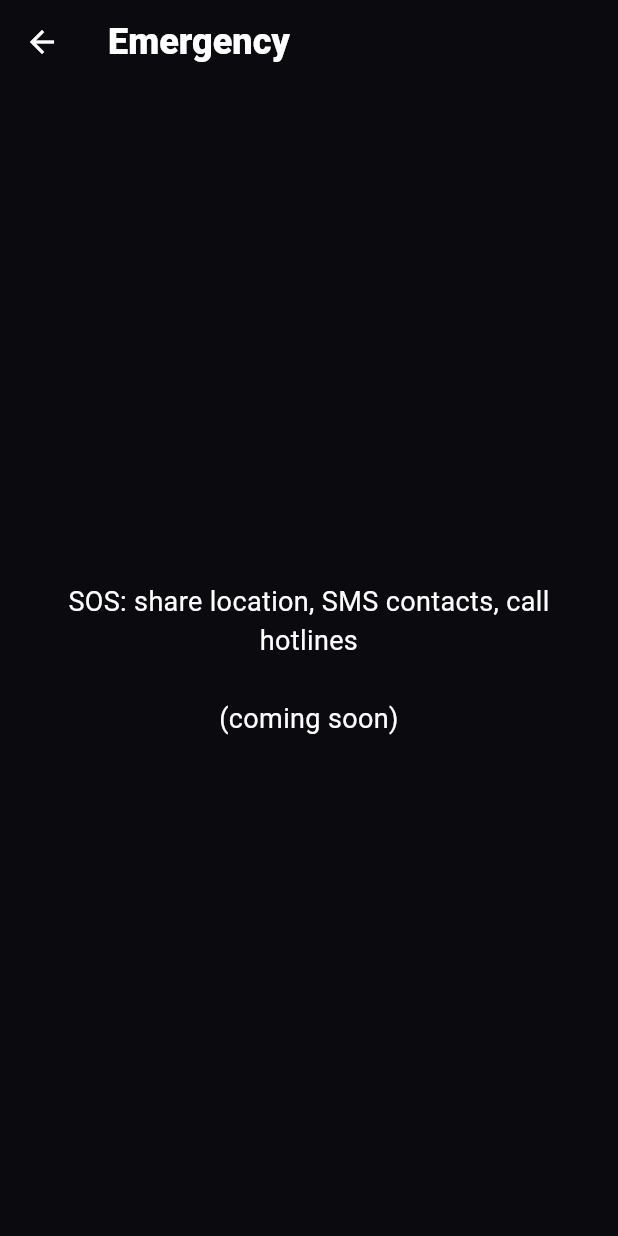
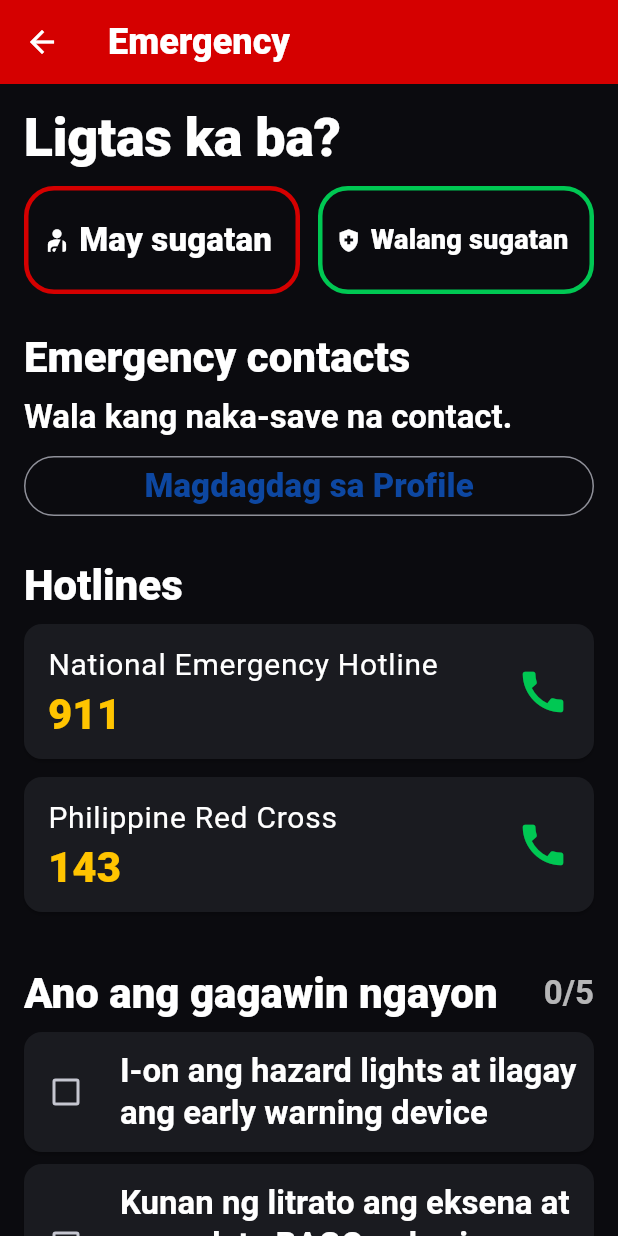
Before and after one commit to Johnn316/biyahebuddy-ph, a Flutter app: the EmergencyScreen screen opened by its route, on a phone screen of 412 x 824 dp. Run offline on Flutter 3.47's test engine with Material 3 defaults, Android fonts, the phone set to English and light mode, and no system bars; our stand-ins replace flutter_riverpod, go_router, qr_flutter, shared_preferences; accounts and stored records are empty.

Commit message:
feat(emergency): safety check, 911, contacts SMS with GPS, hotlines, checklist, medical card, QR exchange
Co-Authored-By: Claude Opus 5.5 <noreply@anthropic.com>

```diff
--- /dev/null
+++ b/lib/features/emergency/controllers/emergency_controller.dart
@@ -0,0 +1,64 @@
+import 'dart:async';
+
+import 'package:flutter_riverpod/flutter_riverpod.dart';
+
+import '../../../core/contracts/contracts.dart';
+import '../../../core/di/providers.dart';
+
+/// "Ligtas ka ba?" answer: true = may sugatan, false = walang sugatan,
+/// null = not answered yet.
+final injuredProvider = StateProvider.autoDispose<bool?>((ref) => null);
+
+/// Ticked items (indexes into [emergencyChecklist]).
+final checklistProvider = StateProvider.autoDispose<Set<int>>((ref) => {});
+
+const emergencyChecklist = [
+  'I-on ang hazard lights at ilagay ang early warning device',
+  'Kunan ng litrato ang eksena at mga plate BAGO galawin ang sasakyan',
+  'Kunin ang lisensya, plate no., at insurer ng kabilang driver',
+  'Huwag pumirma o umamin ng kasalanan on the spot',
+  'Kumuha ng police report',
+];
+
+final emergencyHotlinesProvider = FutureProvider.autoDispose<List<Hotline>>(
+  (ref) => ref.watch(hotlineRepositoryProvider).forZone(null),
+);
+
+/// SOS SMS text. Status sentence is left out until "Ligtas ka ba?" is answered.
+String buildSosMessage(({double lat, double lng})? location, bool? injured) {
+  final where = location == null
+      ? 'Lokasyon: hindi makuha ang GPS.'
+      : 'Lokasyon: https://maps.google.com/?q='
+            '${location.lat.toStringAsFixed(6)},'
+            '${location.lng.toStringAsFixed(6)}.';
+  final status = switch (injured) {
+    true => ' May sugatan',
+    false => ' Ligtas ako',
+    null => '',
+  };
+  return 'Naaksidente ako. $where$status';
+}
+
+/// Sends the SOS text (with GPS) to one or more emergency contacts.
+class SosSmsController extends AutoDisposeAsyncNotifier<void> {
+  @override
+  FutureOr<void> build() {}
+
+  /// Returns true on success.
+  Future<bool> send(List<EmergencyContact> contacts) async {
+    if (contacts.isEmpty || state.isLoading) return false;
+    final injured = ref.read(injuredProvider);
+    final sos = ref.read(sosServiceProvider);
+    state = const AsyncLoading();
+    state = await AsyncValue.guard(() async {
+      final location = await sos.currentLocation();
+      await sos.smsContacts(contacts, buildSosMessage(location, injured));
+    });
+    return !state.hasError;
+  }
+}
+
+final sosSmsControllerProvider =
+    AsyncNotifierProvider.autoDispose<SosSmsController, void>(
+      SosSmsController.new,
+    );
--- a/lib/features/emergency/screens/emergency_screen.dart
+++ b/lib/features/emergency/screens/emergency_screen.dart
@@ -1,29 +1,61 @@
 import 'package:flutter/material.dart';
+import 'package:flutter_riverpod/flutter_riverpod.dart';
 import 'package:go_router/go_router.dart';
 
+import '../../../core/di/providers.dart';
 import '../../../core/router/app_router.dart';
+import '../../../core/theme/app_theme.dart';
+import '../widgets/checklist_section.dart';
+import '../widgets/contacts_section.dart';
+import '../widgets/hotlines_section.dart';
+import '../widgets/medical_card.dart';
+import '../widgets/safety_check.dart';
+import 'qr_exchange_screen.dart';
 
-// PLACEHOLDER — SOS: share location, SMS contacts, call hotlines.
-class EmergencyScreen extends StatelessWidget {
+/// Opens in one tap from Home, no confirm dialog.
+/// Order: Ligtas ka ba → (911) → contacts → hotlines → checklist → medical → QR.
+class EmergencyScreen extends ConsumerWidget {
   const EmergencyScreen({super.key});
 
   @override
-  Widget build(BuildContext context) {
+  Widget build(BuildContext context, WidgetRef ref) {
+    final profile = ref.watch(profileProvider).valueOrNull;
+
     return Scaffold(
       appBar: AppBar(
+        backgroundColor: AppColors.emergency,
+        foregroundColor: Colors.white,
         leading: BackButton(
           onPressed: () =>
               context.canPop() ? context.pop() : context.go(Routes.home),
         ),
         title: const Text('Emergency'),
       ),
-      body: const Center(
-        child: Padding(
-          padding: EdgeInsets.all(24),
-          child: Text(
-            'SOS: share location, SMS contacts, call hotlines\n\n(coming soon)',
-            textAlign: TextAlign.center,
-          ),
+      body: SafeArea(
+        top: false,
+        child: ListView(
+          padding: const EdgeInsets.fromLTRB(16, 16, 16, 32),
+          children: [
+            const SafetyCheck(),
+            ContactsSection(contacts: profile?.contacts ?? const []),
+            const HotlinesSection(),
+            const ChecklistSection(),
+            if (profile != null) ...[
+              MedicalCard(profile: profile),
+              const SizedBox(height: 24),
+              FilledButton.icon(
+                key: const Key('open-qr'),
+                style: FilledButton.styleFrom(
+                  backgroundColor: Colors.white,
+                  foregroundColor: Colors.black,
+                  minimumSize: const Size.fromHeight(80),
+                ),
+                onPressed: () => QrExchangeScreen.open(context, profile),
+                icon: const Icon(Icons.qr_code_2, size: 40),
+                label: const Text('QR Exchange'),
+              ),
+            ],
+          ],
         ),
       ),
     );
--- /dev/null
+++ b/lib/features/emergency/widgets/checklist_section.dart
@@ -0,0 +1,60 @@
+import 'package:flutter/material.dart';
+import 'package:flutter_riverpod/flutter_riverpod.dart';
+
+import '../../../core/theme/app_theme.dart';
+import '../controllers/emergency_controller.dart';
+import 'emergency_common.dart';
+
+/// "Ano ang gagawin ngayon" — tickable steps after a crash.
+class ChecklistSection extends ConsumerWidget {
+  const ChecklistSection({super.key});
+
+  @override
+  Widget build(BuildContext context, WidgetRef ref) {
+    final done = ref.watch(checklistProvider);
+    final text = Theme.of(context).textTheme;
+
+    return Column(
+      crossAxisAlignment: CrossAxisAlignment.stretch,
+      children: [
+        SectionHeader(
+          'Ano ang gagawin ngayon',
+          trailing: Text(
+            '${done.length}/${emergencyChecklist.length}',
+            style: text.titleLarge?.copyWith(
+              color: done.length == emergencyChecklist.length
+                  ? AppColors.ok
+                  : Colors.white70,
+            ),
+          ),
+        ),
+        for (final (i, item) in emergencyChecklist.indexed)
+          Card(
+            margin: const EdgeInsets.only(bottom: 8),
+            child: CheckboxListTile(
+              key: Key('check-$i'),
+              value: done.contains(i),
+              onChanged: (v) => ref.read(checklistProvider.notifier).state = {
+                ...done.where((d) => d != i),
+                if (v ?? false) i,
+              },
+              controlAffinity: ListTileControlAffinity.leading,
+              contentPadding: const EdgeInsets.symmetric(
+                horizontal: 8,
+                vertical: 4,
+              ),
+              title: Text(
+                item,
+                style: text.titleLarge?.copyWith(
+                  decoration: done.contains(i)
+                      ? TextDecoration.lineThrough
+                      : null,
+                  color: done.contains(i) ? Colors.white60 : null,
+                ),
+              ),
+            ),
+          ),
+      ],
+    );
+  }
+}
--- /dev/null
+++ b/lib/features/emergency/widgets/contacts_section.dart
@@ -0,0 +1,109 @@
+import 'package:flutter/material.dart';
+import 'package:flutter_riverpod/flutter_riverpod.dart';
+import 'package:go_router/go_router.dart';
+
+import '../../../core/contracts/contracts.dart';
+import '../../../core/router/app_router.dart';
+import '../../../core/theme/app_theme.dart';
+import '../controllers/emergency_controller.dart';
+import 'emergency_common.dart';
+
+/// Emergency contacts from the saved profile: "I-text lahat" + per-contact
+/// [Tawagan] / [I-text].
+class ContactsSection extends ConsumerWidget {
+  const ContactsSection({super.key, required this.contacts});
+
+  final List<EmergencyContact> contacts;
+
+  @override
+  Widget build(BuildContext context, WidgetRef ref) {
+    final sending = ref.watch(sosSmsControllerProvider).isLoading;
+    final text = Theme.of(context).textTheme;
+
+    if (contacts.isEmpty) {
+      return Column(
+        crossAxisAlignment: CrossAxisAlignment.stretch,
+        children: [
+          const SectionHeader('Emergency contacts'),
+          Text('Wala kang naka-save na contact.', style: text.titleLarge),
+          const SizedBox(height: 8),
+          OutlinedButton(
+            onPressed: () => context.push(Routes.profile),
+            child: const Text('Magdagdag sa Profile'),
+          ),
+        ],
+      );
+    }
+
+    return Column(
+      crossAxisAlignment: CrossAxisAlignment.stretch,
+      children: [
+        const SectionHeader('Emergency contacts'),
+        FilledButton.icon(
+          key: const Key('text-all'),
+          style: FilledButton.styleFrom(
+            backgroundColor: AppColors.accent,
+            foregroundColor: Colors.black,
+            minimumSize: const Size.fromHeight(72),
+          ),
+          onPressed: sending
+              ? null
+              : () => textContacts(context, ref, contacts),
+          icon: sending
+              ? const SizedBox.square(
+                  dimension: 24,
+                  child: CircularProgressIndicator(strokeWidth: 3),
+                )
+              : const Icon(Icons.sms),
+          label: Text(sending ? 'Sine-send…' : 'I-text lahat'),
+        ),
+        for (final (i, c) in contacts.indexed)
+          Card(
+            margin: const EdgeInsets.only(top: 12),
+            child: Padding(
+              padding: const EdgeInsets.all(12),
+              child: Column(
+                crossAxisAlignment: CrossAxisAlignment.stretch,
+                children: [
+                  Text(
+                    c.name,
+                    style: text.titleLarge,
+                    maxLines: 1,
+                    overflow: TextOverflow.ellipsis,
+                  ),
+                  Text(c.phone, style: text.bodyLarge),
+                  const SizedBox(height: 8),
+                  Row(
+                    children: [
+                      Expanded(
+                        child: FilledButton.icon(
+                          key: Key('call-contact-$i'),
+                          onPressed: () => dialNumber(context, ref, c.phone),
+                          icon: const Icon(Icons.call),
+                          label: const FittedBox(child: Text('Tawagan')),
+                        ),
+                      ),
+                      const SizedBox(width: 12),
+                      Expanded(
+                        child: FilledButton.tonalIcon(
+                          key: Key('text-contact-$i'),
+                          style: FilledButton.styleFrom(
+                            minimumSize: const Size.fromHeight(AppSizes.minTap),
+                          ),
+                          onPressed: sending
+                              ? null
+                              : () => textContacts(context, ref, [c]),
+                          icon: const Icon(Icons.sms),
+                          label: const FittedBox(child: Text('I-text')),
+                        ),
+                      ),
+                    ],
+                  ),
+                ],
+              ),
+            ),
+          ),
+      ],
+    );
+  }
+}
--- /dev/null
+++ b/lib/features/emergency/widgets/emergency_common.dart
@@ -0,0 +1,70 @@
+import 'package:flutter/material.dart';
+import 'package:flutter_riverpod/flutter_riverpod.dart';
+
+import '../../../core/contracts/contracts.dart';
+import '../../../core/di/providers.dart';
+import '../controllers/emergency_controller.dart';
+
+void showEmergencySnack(BuildContext context, String message) {
+  ScaffoldMessenger.of(context)
+    ..hideCurrentSnackBar()
+    ..showSnackBar(SnackBar(content: Text(message)));
+}
+
+/// One tap → phone dialer.
+Future<void> dialNumber(
+  BuildContext context,
+  WidgetRef ref,
+  String number,
+) async {
+  try {
+    await ref.read(sosServiceProvider).openDialer(number);
+  } catch (_) {
+    if (context.mounted) {
+      showEmergencySnack(context, 'Hindi mabuksan ang dialer. I-dial: $number');
+    }
+  }
+}
+
+/// Texts the SOS message (with GPS) to [contacts] and reports the result.
+Future<void> textContacts(
+  BuildContext context,
+  WidgetRef ref,
+  List<EmergencyContact> contacts,
+) async {
+  final ok = await ref.read(sosSmsControllerProvider.notifier).send(contacts);
+  if (!context.mounted) return;
+  showEmergencySnack(
+    context,
+    ok
+        ? (contacts.length == 1
+              ? 'Na-text si ${contacts.single.name}'
+              : 'Na-text ang ${contacts.length} contact')
+        : 'Hindi na-send ang text. Subukan ulit o tumawag.',
+  );
+}
+
+class SectionHeader extends StatelessWidget {
+  const SectionHeader(this.title, {super.key, this.trailing});
+
+  final String title;
+  final Widget? trailing;
+
+  @override
+  Widget build(BuildContext context) {
+    return Padding(
+      padding: const EdgeInsets.only(top: 24, bottom: 8),
+      child: Row(
+        children: [
+          Expanded(
+            child: Text(
+              title,
+              style: Theme.of(context).textTheme.headlineMedium,
+            ),
+          ),
+          ?trailing,
+        ],
+      ),
+    );
+  }
+}
--- /dev/null
+++ b/lib/features/emergency/widgets/hotlines_section.dart
@@ -0,0 +1,77 @@
+import 'package:flutter/material.dart';
+import 'package:flutter_riverpod/flutter_riverpod.dart';
+
+import '../../../core/theme/app_theme.dart';
+import '../controllers/emergency_controller.dart';
+import 'emergency_common.dart';
+
+/// Nationwide hotlines; each row is one tap → dialer.
+class HotlinesSection extends ConsumerWidget {
+  const HotlinesSection({super.key});
+
+  @override
+  Widget build(BuildContext context, WidgetRef ref) {
+    final hotlines = ref.watch(emergencyHotlinesProvider);
+    final text = Theme.of(context).textTheme;
+
+    return Column(
+      crossAxisAlignment: CrossAxisAlignment.stretch,
+      children: [
+        const SectionHeader('Hotlines'),
+        ...hotlines.when(
+          loading: () => const [
+            Padding(
+              padding: EdgeInsets.all(16),
+              child: Center(child: CircularProgressIndicator()),
+            ),
+          ],
+          error: (_, _) => [
+            Text(
+              'Hindi ma-load ang hotlines. I-dial ang 911.',
+              style: text.titleLarge,
+            ),
+          ],
+          data: (list) => [
+            for (final h in list)
+              Card(
+                margin: const EdgeInsets.only(bottom: 12),
+                clipBehavior: Clip.antiAlias,
+                child: InkWell(
+                  key: Key('hotline-${h.number}'),
+                  onTap: () => dialNumber(context, ref, h.number),
+                  child: ConstrainedBox(
+                    constraints: const BoxConstraints(minHeight: 72),
+                    child: Padding(
+                      padding: const EdgeInsets.symmetric(
+                        horizontal: 16,
+                        vertical: 12,
+                      ),
+                      child: Row(
+                        children: [
+                          Expanded(
+                            child: Column(
+                              crossAxisAlignment: CrossAxisAlignment.start,
+                              children: [
+                                Text(h.name, style: text.bodyLarge),
+                                Text(
+                                  h.number,
+                                  style: text.headlineMedium?.copyWith(
+                                    color: AppColors.accent,
+                                  ),
+                                ),
+                              ],
+                            ),
+                          ),
+                          const Icon(Icons.call, color: AppColors.ok, size: 36),
+                        ],
+                      ),
+                    ),
+                  ),
+                ),
+              ),
+          ],
+        ),
+      ],
+    );
+  }
+}
--- /dev/null
+++ b/lib/features/emergency/widgets/safety_check.dart
@@ -0,0 +1,107 @@
+import 'package:flutter/material.dart';
+import 'package:flutter_riverpod/flutter_riverpod.dart';
+
+import '../../../core/theme/app_theme.dart';
+import '../controllers/emergency_controller.dart';
+import 'emergency_common.dart';
+
+/// "Ligtas ka ba?" + (if injured) a big "Tumawag sa 911" button.
+class SafetyCheck extends ConsumerWidget {
+  const SafetyCheck({super.key});
+
+  @override
+  Widget build(BuildContext context, WidgetRef ref) {
+    final injured = ref.watch(injuredProvider);
+    final text = Theme.of(context).textTheme;
+
+    Widget choice({
+      required Key key,
+      required String label,
+      required IconData icon,
+      required bool value,
+      required Color color,
+      required Color onColor,
+    }) {
+      final selected = injured == value;
+      return Expanded(
+        child: Semantics(
+          selected: selected,
+          child: selected
+              ? FilledButton.icon(
+                  key: key,
+                  style: FilledButton.styleFrom(
+                    backgroundColor: color,
+                    foregroundColor: onColor,
+                    minimumSize: const Size.fromHeight(72),
+                  ),
+                  onPressed: () =>
+                      ref.read(injuredProvider.notifier).state = value,
+                  icon: Icon(icon),
+                  label: FittedBox(child: Text(label)),
+                )
+              : OutlinedButton.icon(
+                  key: key,
+                  style: OutlinedButton.styleFrom(
+                    foregroundColor: Colors.white,
+                    side: BorderSide(color: color, width: 3),
+                    minimumSize: const Size.fromHeight(72),
+                    textStyle: text.labelLarge,
+                    shape: RoundedRectangleBorder(
+                      borderRadius: BorderRadius.circular(AppSizes.radius),
+                    ),
+                  ),
+                  onPressed: () =>
+                      ref.read(injuredProvider.notifier).state = value,
+                  icon: Icon(icon),
+                  label: FittedBox(child: Text(label)),
+                ),
+        ),
+      );
+    }
+
+    return Column(
+      crossAxisAlignment: CrossAxisAlignment.stretch,
+      children: [
+        Text('Ligtas ka ba?', style: text.displayLarge?.copyWith(fontSize: 36)),
+        const SizedBox(height: 12),
+        Row(
+          children: [
+            choice(
+              key: const Key('injured-yes'),
+              label: 'May sugatan',
+              icon: Icons.personal_injury,
+              value: true,
+              color: AppColors.emergency,
+              onColor: Colors.white,
+            ),
+            const SizedBox(width: 12),
+            choice(
+              key: const Key('injured-no'),
+              label: 'Walang sugatan',
+              icon: Icons.health_and_safety,
+              value: false,
+              color: AppColors.ok,
+              onColor: Colors.black,
+            ),
+          ],
+        ),
+        if (injured == true) ...[
+          const SizedBox(height: 12),
+          FilledButton.icon(
+            key: const Key('call-911'),
+            style: FilledButton.styleFrom(
+              backgroundColor: AppColors.emergency,
+              foregroundColor: Colors.white,
+              minimumSize: const Size.fromHeight(96),
+              textStyle: text.displayLarge?.copyWith(fontSize: 32),
+              side: const BorderSide(color: Colors.white, width: 3),
+            ),
+            onPressed: () => dialNumber(context, ref, '911'),
+            icon: const Icon(Icons.call, size: 40),
+            label: const Text('Tumawag sa 911'),
+          ),
+        ],
+      ],
+    );
+  }
+}
```
Also changed, not shown: lib/features/emergency/screens/qr_exchange_screen.dart (added, +85 -0 lines), lib/features/emergency/widgets/medical_card.dart (added, +63 -0 lines), 5 other files.
